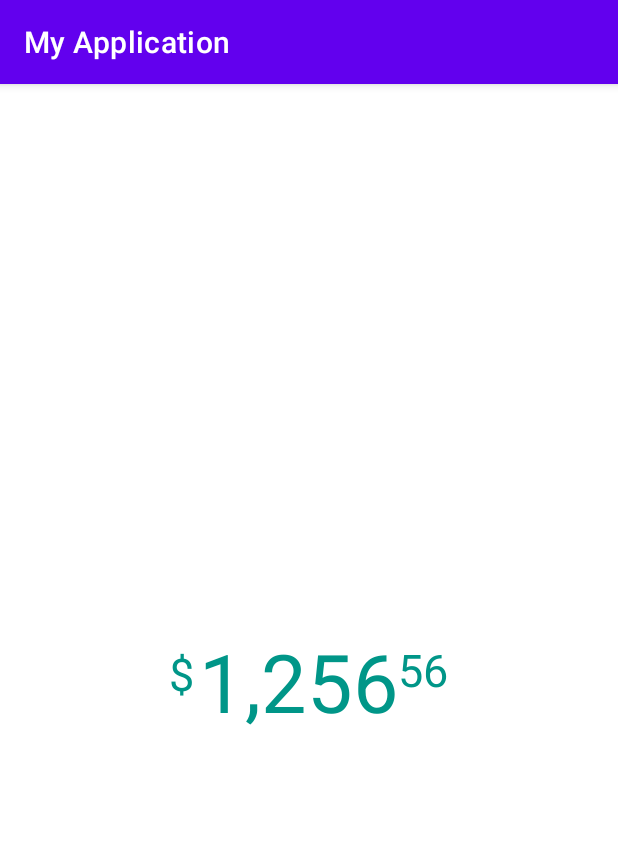
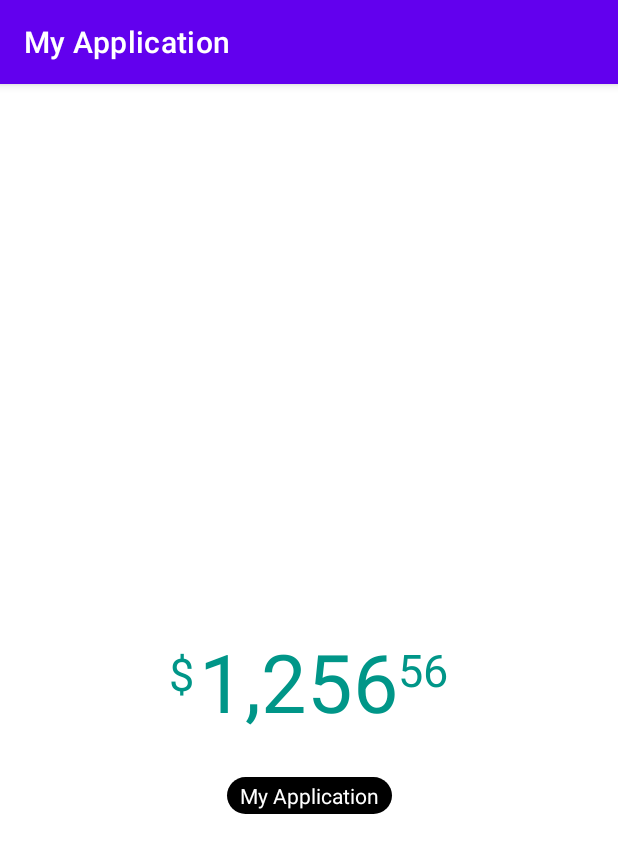
Before and after one commit to leodan11/custom-view, an Android app: the screen it shows after launch (MainActivity), on a phone screen of 412 x 824 dp. Shown: the top 853 px of the screen. Run offline under Robolectric (Android 15) with nearby library versions, the phone set to English and light mode, and no system bars.

Commit message:
Creating MaterialBadgeTextView module
* New model added.
* Plugin update.
* Fix.

```diff
--- /dev/null
+++ b/TextView/src/main/java/com/leodan11/textview/MaterialBadgeTextView.kt
@@ -0,0 +1,501 @@
+package com.leodan11.textview
+
+import android.annotation.SuppressLint
+import android.content.Context
+import android.graphics.Canvas
+import android.graphics.Color
+import android.graphics.Paint
+import android.graphics.Rect
+import android.util.AttributeSet
+import android.view.Gravity
+import android.view.View
+import androidx.appcompat.widget.AppCompatTextView
+import kotlin.math.min
+
+class MaterialBadgeTextView : AppCompatTextView {
+
+    private var badgeCount = -1
+
+    /**
+     * This is them maximum number to be displayed
+     * Any number above this will be showed as **MAX_NUMBER+**
+     */
+    var maxNumber = 99
+
+    /**
+     * Should we draw circle or rounded rectangle shape
+     */
+    private var isCircleShape = true
+
+    /**
+     * After how many digits should start drawing rectangle shape
+     *
+     * Setting threshold to 2 will draw circle when badge count is less or equal to 2
+     */
+    var circleShapeThreshold = 1
+
+    /**
+     * Top and bottom margin for rectangle or circle which is
+     * half size between TextView's total width minus it's badge shape
+     *
+     * If shape is circle vertical margin is equal to horizontal margin
+     *
+     */
+    var paddingVertical = 0
+        get() {
+            return if (field > borderWidth + badgeShadowYOffset) field
+            else (field + borderWidth + badgeShadowYOffset).toInt()
+        }
+
+    /**
+     * Horizontal margin for rectangle or circle which is
+     * half size between TextView's total width minus it's badge shape
+     *
+     * If shape is circle vertical margin is equal to horizontal margin
+     */
+    var paddingHorizontal = 0
+        get() {
+            return if (field > borderWidth + badgeShadowXOffset) field
+            else (field + borderWidth + badgeShadowXOffset).toInt()
+        }
+
+    /**
+     * Radius for drawing rounded rect background.
+     *
+     * It's 50% of the smaller dimension by default
+     */
+    var radiusRatio = .5f
+        set(value) {
+            if (value < 1) field = value
+        }
+
+    /**
+     * Radius of rounded rect
+     */
+    private var badgeRoundedRectRadius = radiusRatio
+
+    /**
+     * Default background color
+     */
+    var badgeBackgroundColor = Color.RED
+
+    /**
+     * Enable debugging rectangle behind this view
+     */
+    var isDebug = false
+
+    /**
+     * Border
+     */
+    var borderWidth = 0f
+    var borderColor = Color.rgb(211, 47, 47)
+
+    private val drawBorder: Boolean
+        get() {
+            return (borderWidth > 0)
+        }
+
+    /**
+     * Shadow
+     */
+    var badgeShadowColor = 0x55000000
+    var badgeShadowRadius = 0f
+
+    var badgeShadowXOffset = 0f
+        get() {
+            return if (badgeShadowRadius == 0f) 0f else field + 0.5f
+        }
+
+    /**
+     * Offset for shadow for x axis. Setting positive number pushes shadow right.
+     */
+    var badgeShadowYOffset = 1.5f
+        get() {
+            return if (badgeShadowRadius == 0f) 0f else field + 0.5f
+        }
+
+
+    /**
+     * Offset for shadow for x axis. Setting positive number pushes shadow down.
+     */
+    private val drawShadow: Boolean
+        get() {
+            return (badgeShadowRadius > 0)
+        }
+
+    /**
+     * Paint for drawing background color of the badge
+     */
+    private val paintBackground by lazy {
+        Paint(Paint.ANTI_ALIAS_FLAG).apply {
+            style = Paint.Style.FILL
+            color = badgeBackgroundColor
+        }
+    }
+
+    /**
+     * Paint for drawing border around badge
+     */
+    private val paintBorder by lazy {
+        Paint(Paint.ANTI_ALIAS_FLAG).apply {
+            style = Paint.Style.STROKE
+            color = borderColor
+        }
+    }
+
+    private val paintDebug by lazy {
+        Paint().apply {
+            style = Paint.Style.STROKE
+            strokeWidth = 5f
+            color = Color.LTGRAY
+        }
+    }
+
+    /**
+     * Rectangle for measuring text dimensions
+     */
+    private val rect = Rect()
+
+    /**
+     * Pin mode is for drawing half radius smaller circle with no text
+     */
+    var pinMode = false
+        set(value) {
+            if (value) setBadgeCount(0)
+            text = ""
+            field = value
+        }
+
+
+    /**
+     * Current width of the View.
+     *
+     * This can be used to have max width for same char size strings
+     * not to change width when counter changes
+     */
+    private var currentWidth = 0
+
+    private var textLength = 0
+
+    private fun init() {
+
+        // Center text
+        gravity = Gravity.CENTER
+        // Only draw one line
+        maxLines = 1
+
+        background = null
+
+        if (drawShadow) {
+            setLayerType(View.LAYER_TYPE_SOFTWARE, paintBackground)
+            paintBackground.setShadowLayer(
+                badgeShadowRadius,
+                badgeShadowXOffset,
+                badgeShadowYOffset,
+                badgeShadowColor
+            )
+        }
+
+        textLength = text.length
+
+    }
+
+    override fun onMeasure(widthMeasureSpec: Int, heightMeasureSpec: Int) {
+
+        val length = text.length
+
+        // Should draw circle or rectangle
+        isCircleShape = (length <= circleShapeThreshold)
+
+        // Get Text Width and Height, this is the smallest rectangle to be used
+        val textHeight = textSize
+
+        // Select one of these. paint.measureText adds some space to text when measuring
+        val textWidth = (paint.measureText(text.toString())).toInt()
+
+        paint.getTextBounds(text.toString(), 0, length, rect)
+
+        // Space above and below text, this is drawing area + empty space
+        val verticalSpaceAroundText = (textHeight * .12f + 6 + paddingVertical).toInt()
+
+        // Space left and right of the text, this is drawing area + empty space
+        val horizontalSpaceAroundText = ((textHeight * .24f) + 8 + paddingHorizontal).toInt()
+
+        // Measure dimensions
+        val widthMode = MeasureSpec.getMode(widthMeasureSpec)
+        val widthSize = MeasureSpec.getSize(widthMeasureSpec)
+        val heightMode = MeasureSpec.getMode(heightMeasureSpec)
+        val heightSize = MeasureSpec.getSize(heightMeasureSpec)
+
+
+        val desiredHeight = (textSize + 2 * verticalSpaceAroundText).toInt()
+        val desiredWidth =
+            if (isCircleShape) desiredHeight else (textWidth + 2 * horizontalSpaceAroundText)
+
+        //Measure Width
+        val width: Int = when (widthMode) {
+            MeasureSpec.EXACTLY -> {
+                //Must be this size
+                widthSize
+            }
+
+            MeasureSpec.AT_MOST -> {
+                desiredWidth
+            }
+
+            else -> {
+                desiredWidth
+            }
+        }
+
+        //Measure Height
+        val height: Int = when (heightMode) {
+            MeasureSpec.EXACTLY -> {
+                heightSize
+            }
+
+            MeasureSpec.AT_MOST -> {
+                desiredHeight
+            }
+
+            else -> {
+                desiredHeight
+            }
+        }
+
+        setMeasuredDimension(width, height)
+
+
+        if (isDebug) {
+            println(
+                "🚀 onMeasure() " +
+                        "minimumWidth: $minimumWidth, " +
+                        "suggestedMinimumWidth: $suggestedMinimumWidth, " +
+                        "minimumHeight: $minimumHeight, " +
+                        "suggestedMinimumHeight: $suggestedMinimumHeight, " +
+                        "verticalSpaceAroundText: $verticalSpaceAroundText, " +
+                        "horizontalSpaceAroundText: $horizontalSpaceAroundText, " +
+                        "textWidth: $textWidth, " +
+                        "textHeight: $textHeight, " +
+                        "rect width: ${rect.width()}, " +
+                        "rect: height: ${rect.height()}" +
+                        "padding: paddingStart: $paddingLeft, paddingTop: $paddingTop, " +
+                        "desiredWidth: $desiredWidth, " +
+                        "width: $width, " +
+                        "desiredHeight: $desiredHeight, " +
+                        "height: $height"
+            )
+        }
+    }
+
+
+    override fun onDraw(canvas: Canvas) {
+
+        if (isDebug) {
+
+            canvas.drawRect(
+                (0).toFloat(),
+                (0).toFloat(),
+                (width).toFloat(),
+                (height).toFloat(),
+                paintDebug
+            )
+        }
+
+        if (isCircleShape) {
+            val radius = (height - paddingVertical * 2) / 2f
+            canvas.drawCircle(width / 2f, height / 2f, radius, paintBackground)
+
+            if (drawBorder) {
+                canvas.drawCircle(width / 2f, height / 2f, radius, paintBorder)
+            }
+
+        } else {
+
+            badgeRoundedRectRadius =
+                min(width - paddingVertical * 2, height - paddingHorizontal * 2) * radiusRatio
+
+            canvas.drawRoundRect(
+                (paddingHorizontal).toFloat(),
+                (paddingVertical).toFloat(),
+                (width - paddingHorizontal).toFloat(),
+                (height - paddingVertical).toFloat(),
+                badgeRoundedRectRadius,
+                badgeRoundedRectRadius,
+                paintBackground
+            )
+
+            if (drawBorder) {
+                canvas.drawRoundRect(
+                    (paddingHorizontal).toFloat(),
+                    (paddingVertical).toFloat(),
+                    (width - paddingHorizontal).toFloat(),
+                    (height - paddingVertical).toFloat(),
+                    badgeRoundedRectRadius,
+                    badgeRoundedRectRadius,
+                    paintBorder
+                )
+            }
+        }
+
+        super.onDraw(canvas)
+    }
+
+    /**
+     * Set number to be displayed in [MaterialBadgeTextView]. If it cannot be
+     * parsed to a number
+     */
+    fun setBadgeCount(count: String, showWhenZero: Boolean = false) {
+
+        val badgeCount = count.toIntOrNull()
+
+        badgeCount?.let {
+            setBadgeCount(it, showWhenZero)
+        }
+    }
+
+    @SuppressLint("SetTextI18n")
+    fun setBadgeCount(count: Int, showWhenZero: Boolean = false) {
+
+        this.badgeCount = count
+
+        isCircleShape = (text.length <= circleShapeThreshold)
+
+        when {
+            count in 1..maxNumber -> {
+                text = count.toString()
+                visibility = VISIBLE
+            }
+
+            count > maxNumber -> {
+                text = "$maxNumber+"
+                visibility = VISIBLE
+            }
+
+            else -> {
+                text = "0"
+                visibility = if (showWhenZero) {
+                    VISIBLE
+                } else {
+                    GONE
+                }
+            }
+        }
+
+    }
+
+
+    /**
+     * Convert dp to px for drawing xml attribute using pixel with canvas
+     */
+    fun dp2px(dpValue: Float): Int {
+        return try {
+            val scale = context.resources.displayMetrics.density
+            (dpValue * scale + 0.5f).toInt()
+        } catch (e: Exception) {
+            (dpValue + 0.5f).toInt()
+        }
+    }
+
+    constructor(context: Context, attrs: AttributeSet?) : super(context, attrs) {
+
+        val typedArray = context.obtainStyledAttributes(attrs, R.styleable.MaterialBadgeTextView)
+
+        circleShapeThreshold =
+            typedArray.getInteger(
+                R.styleable.MaterialBadgeTextView_badge_circle_threshold,
+                circleShapeThreshold
+            )
+
+        maxNumber =
+            typedArray.getInteger(R.styleable.MaterialBadgeTextView_badge_max_number, maxNumber)
+
+        radiusRatio =
+            typedArray.getFloat(
+                R.styleable.MaterialBadgeTextView_badge_round_corner_ratio,
+                radiusRatio
+            )
+
+
+        badgeBackgroundColor =
+            typedArray.getColor(
+                R.styleable.MaterialBadgeTextView_android_background,
+                badgeBackgroundColor
+            )
+
+        paintBackground.color = badgeBackgroundColor
+
+        // Padding
+        paddingHorizontal =
+            typedArray.getDimensionPixelOffset(
+                R.styleable.MaterialBadgeTextView_badge_padding_horizontal,
+                dp2px(4f)
+            )
+        paddingVertical =
+            typedArray.getDimensionPixelOffset(
+                R.styleable.MaterialBadgeTextView_badge_padding_vertical,
+                dp2px(4f)
+            )
+
+        // Border
+        borderWidth =
+            typedArray.getDimensionPixelOffset(
+                R.styleable.MaterialBadgeTextView_badge_border_width,
+                dp2px(borderWidth)
+            )
+                .toFloat()
+        borderColor =
+            typedArray.getInteger(R.styleable.MaterialBadgeTextView_badge_border_color, borderColor)
+
+        paintBorder.strokeWidth = borderWidth
+        paintBorder.color = borderColor
+
+        // Shadow
+        badgeShadowRadius = typedArray.getDimensionPixelOffset(
+            R.styleable.MaterialBadgeTextView_badge_shadow_radius, dp2px(badgeShadowRadius)
+        ).toFloat()
+        badgeShadowXOffset =
+            typedArray.getDimensionPixelOffset(
+                R.styleable.MaterialBadgeTextView_badge_shadow_offset_x, dp2px(badgeShadowXOffset)
+            ).toFloat()
+        badgeShadowYOffset =
+            typedArray.getDimensionPixelOffset(
+                R.styleable.MaterialBadgeTextView_badge_shadow_offset_y, dp2px(badgeShadowYOffset)
+            ).toFloat()
+        badgeShadowColor =
+            typedArray.getColor(
+                R.styleable.MaterialBadgeTextView_badge_shadow_color,
+                badgeShadowColor
+            )
+
+
+        // Debug
+        isDebug = typedArray.getBoolean(R.styleable.MaterialBadgeTextView_badge_is_debug, false)
+
+        typedArray.recycle()
+
+        init()
+    }
+
+    /**
+     * Add horizontal and/or vertical margin between total space and drawing area
+     */
+    constructor(context: Context) : super(context) {
+        paddingVertical = dp2px(4f)
+        paddingHorizontal = dp2px(4f)
+        init()
+    }
+
+
+    /**
+     * Add Compose style Modifier and Scope to set attributes and chain them
+     */
+    interface Modifier {
+        companion object : Modifier
+    }
+
+    interface BadgeScope {
+        companion object : BadgeScope
+    }
+
+}
--- a/app/src/main/res/layout/activity_main.xml
+++ b/app/src/main/res/layout/activity_main.xml
@@ -7,23 +7,35 @@
     tools:context=".MainActivity">
 
     <com.leodan11.textview.MoneyTextView
+        android:id="@+id/money"
         android:layout_width="wrap_content"
         android:layout_height="wrap_content"
         android:layout_centerHorizontal="true"
         android:layout_marginTop="32dp"
-        app:symbol="$"
-        app:symbolGravity="start|top"
-        app:symbolTextSize="30sp"
-        app:symbolMargin="6dp"
         app:amount="1256.56"
+        app:baseTextColor="#009688"
         app:baseTextSize="54sp"
         app:decimalDigitsTextSize="30sp"
         app:decimalMargin="6dp"
         app:includeDecimalSeparator="false"
-        app:baseTextColor="#009688"
         app:layout_constraintBottom_toBottomOf="parent"
         app:layout_constraintEnd_toEndOf="parent"
         app:layout_constraintStart_toStartOf="parent"
-        app:layout_constraintTop_toTopOf="parent" />
+        app:layout_constraintTop_toTopOf="parent"
+        app:symbol="$"
+        app:symbolGravity="start|top"
+        app:symbolMargin="6dp"
+        app:symbolTextSize="30sp" />
+
+    <com.leodan11.textview.MaterialBadgeTextView
+        android:layout_width="wrap_content"
+        android:layout_height="wrap_content"
+        android:layout_marginTop="24dp"
+        android:background="@color/black"
+        android:text="@string/app_name"
+        android:textColor="@color/white"
+        app:layout_constraintEnd_toEndOf="parent"
+        app:layout_constraintStart_toStartOf="parent"
+        app:layout_constraintTop_toBottomOf="@+id/money" />
 
 </androidx.constraintlayout.widget.ConstraintLayout>
```
Also changed, not shown: TextView/build.gradle (+22 -8 lines), TextView/src/main/res/values/attrs.xml (+17 -0 lines), app/build.gradle (+4 -4 lines), build.gradle (+3 -7 lines), gradle/wrapper/gradle-wrapper.properties, 1 other file.
